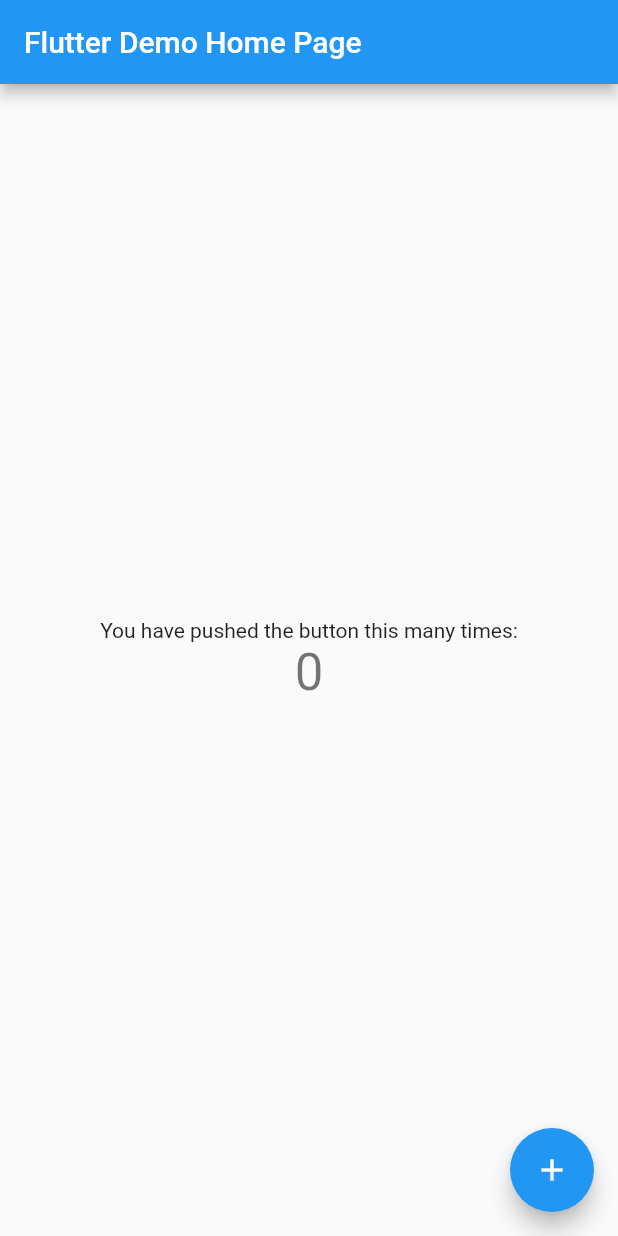
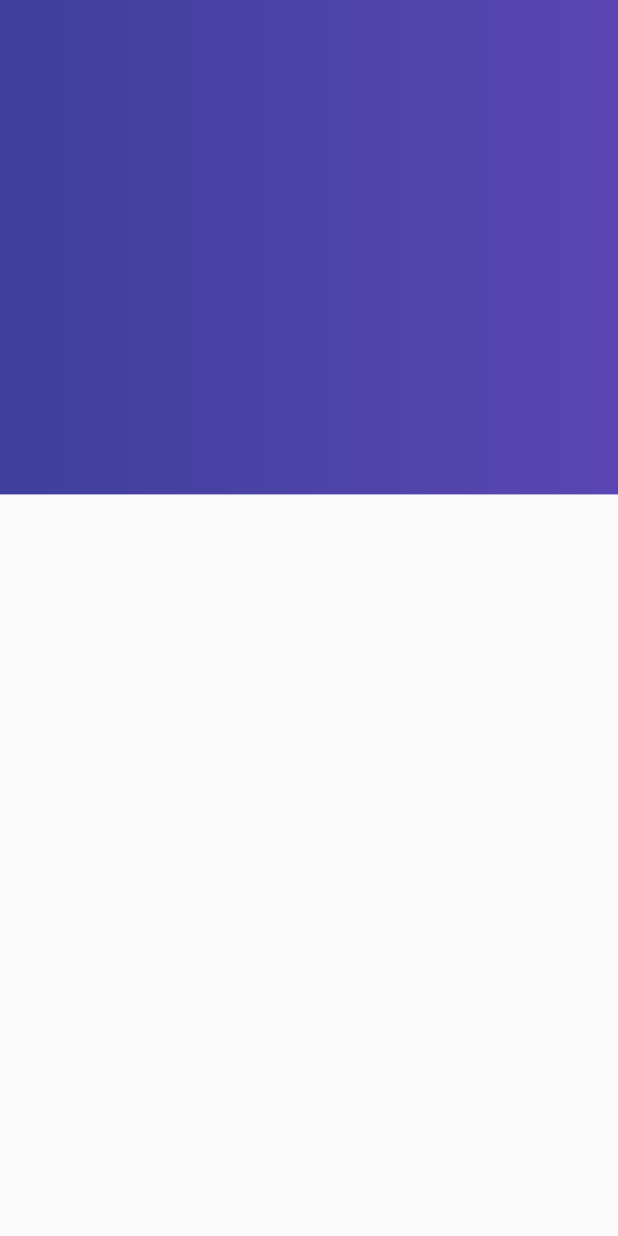
Before and after one commit to Juli15Boy/form_validation_flutter_bloc, a Flutter app: the screen it shows after launch, on a phone screen of 412 x 824 dp. Run offline on Flutter 3.47's test engine with Material 2 defaults, Android fonts, the phone set to English and light mode, and no system bars.

Commit message:
Added Pages and first background colors

```diff
--- a/lib/main.dart
+++ b/lib/main.dart
@@ -1,117 +1,20 @@
 import 'package:flutter/material.dart';
+import 'package:form_validation_bloc/pages/home_page.dart';
+import 'package:form_validation_bloc/pages/login_page.dart';
 
-void main() {
-  runApp(MyApp());
-}
+void main() => runApp(MyApp());
 
 class MyApp extends StatelessWidget {
-  // This widget is the root of your application.
   @override
   Widget build(BuildContext context) {
     return MaterialApp(
-      title: 'Flutter Demo',
-      theme: ThemeData(
-        // This is the theme of your application.
-        //
-        // Try running your application with "flutter run". You'll see the
-        // application has a blue toolbar. Then, without quitting the app, try
-        // changing the primarySwatch below to Colors.green and then invoke
-        // "hot reload" (press "r" in the console where you ran "flutter run",
-        // or simply save your changes to "hot reload" in a Flutter IDE).
-        // Notice that the counter didn't reset back to zero; the application
-        // is not restarted.
-        primarySwatch: Colors.blue,
-        // This makes the visual density adapt to the platform that you run
-        // the app on. For desktop platforms, the controls will be smaller and
-        // closer together (more dense) than on mobile platforms.
-        visualDensity: VisualDensity.adaptivePlatformDensity,
-      ),
-      home: MyHomePage(title: 'Flutter Demo Home Page'),
+      debugShowCheckedModeBanner: false,
+      title: 'Material App',
+      initialRoute: 'login',
+      routes: {
+        'login': (BuildContext context) => LoginPage(),
+        'home': (BuildContext context) => HomePage(),
+      },
     );
   }
 }
-
-class MyHomePage extends StatefulWidget {
-  MyHomePage({Key key, this.title}) : super(key: key);
-
-  // This widget is the home page of your application. It is stateful, meaning
-  // that it has a State object (defined below) that contains fields that affect
-  // how it looks.
-
-  // This class is the configuration for the state. It holds the values (in this
-  // case the title) provided by the parent (in this case the App widget) and
-  // used by the build method of the State. Fields in a Widget subclass are
-  // always marked "final".
-
-  final String title;
-
-  @override
-  _MyHomePageState createState() => _MyHomePageState();
-}
-
-class _MyHomePageState extends State<MyHomePage> {
-  int _counter = 0;
-
-  void _incrementCounter() {
-    setState(() {
-      // This call to setState tells the Flutter framework that something has
-      // changed in this State, which causes it to rerun the build method below
-      // so that the display can reflect the updated values. If we changed
-      // _counter without calling setState(), then the build method would not be
-      // called again, and so nothing would appear to happen.
-      _counter++;
-    });
-  }
-
-  @override
-  Widget build(BuildContext context) {
-    // This method is rerun every time setState is called, for instance as done
-    // by the _incrementCounter method above.
-    //
-    // The Flutter framework has been optimized to make rerunning build methods
-    // fast, so that you can just rebuild anything that needs updating rather
-    // than having to individually change instances of widgets.
-    return Scaffold(
-      appBar: AppBar(
-        // Here we take the value from the MyHomePage object that was created by
-        // the App.build method, and use it to set our appbar title.
-        title: Text(widget.title),
-      ),
-      body: Center(
-        // Center is a layout widget. It takes a single child and positions it
-        // in the middle of the parent.
-        child: Column(
-          // Column is also a layout widget. It takes a list of children and
-          // arranges them vertically. By default, it sizes itself to fit its
-          // children horizontally, and tries to be as tall as its parent.
-          //
-          // Invoke "debug painting" (press "p" in the console, choose the
-          // "Toggle Debug Paint" action from the Flutter Inspector in Android
-          // Studio, or the "Toggle Debug Paint" command in Visual Studio Code)
-          // to see the wireframe for each widget.
-          //
-          // Column has various properties to control how it sizes itself and
-          // how it positions its children. Here we use mainAxisAlignment to
-          // center the children vertically; the main axis here is the vertical
-          // axis because Columns are vertical (the cross axis would be
-          // horizontal).
-          mainAxisAlignment: MainAxisAlignment.center,
-          children: <Widget>[
-            Text(
-              'You have pushed the button this many times:',
-            ),
-            Text(
-              '$_counter',
-              style: Theme.of(context).textTheme.headline4,
-            ),
-          ],
-        ),
-      ),
-      floatingActionButton: FloatingActionButton(
-        onPressed: _incrementCounter,
-        tooltip: 'Increment',
-        child: Icon(Icons.add),
-      ), // This trailing comma makes auto-formatting nicer for build methods.
-    );
-  }
-}
--- /dev/null
+++ b/lib/pages/home_page.dart
@@ -0,0 +1,15 @@
+import 'package:flutter/material.dart';
+
+class HomePage extends StatelessWidget {
+  const HomePage({Key key}) : super(key: key);
+
+  @override
+  Widget build(BuildContext context) {
+    return Scaffold(
+      appBar: AppBar(
+        title: Text('Home Page'),
+        centerTitle: true,
+      ),
+    );
+  }
+}
--- /dev/null
+++ b/lib/pages/login_page.dart
@@ -0,0 +1,28 @@
+import 'package:flutter/material.dart';
+
+class LoginPage extends StatelessWidget {
+  const LoginPage({Key key}) : super(key: key);
+
+  @override
+  Widget build(BuildContext context) {
+    return Scaffold(
+      body: Stack(
+        children: <Widget>[_createBackground(context)],
+      ),
+    );
+  }
+
+  Widget _createBackground(BuildContext context) {
+    final size = MediaQuery.of(context).size;
+
+    return Container(
+      height: size.height * 0.4,
+      width: double.infinity,
+      decoration: BoxDecoration(
+          gradient: LinearGradient(colors: <Color>[
+        Color.fromRGBO(63, 63, 156, 1.0),
+        Color.fromRGBO(90, 70, 178, 1.0),
+      ])),
+    );
+  }
+}
```
Also changed, not shown: 1 other file.
